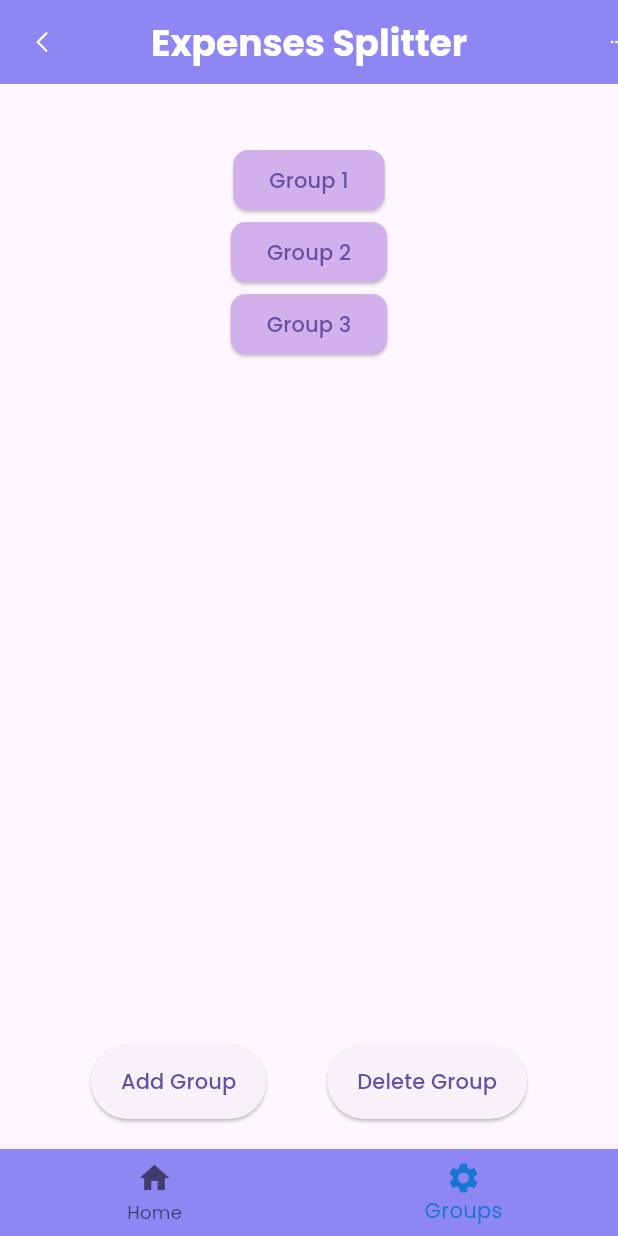
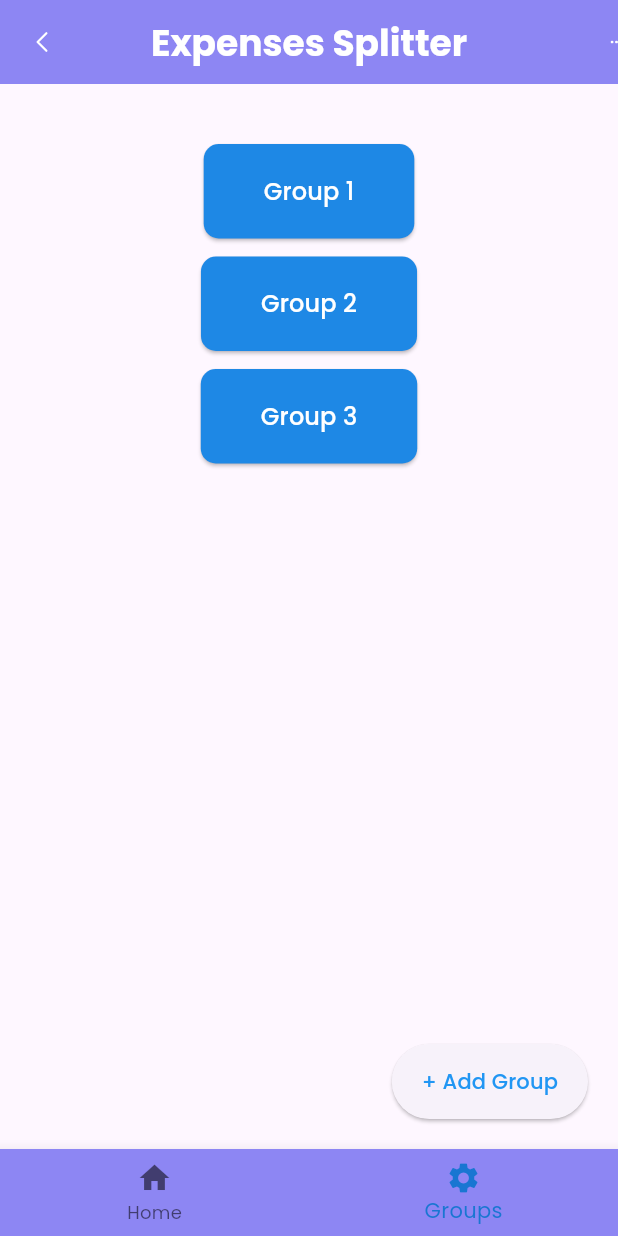
Before and after one commit to mandra822/PIMProject, a Flutter app: the screen it shows after launch, on a phone screen of 412 x 824 dp. Run offline on Flutter 3.47's test engine with Material 3 defaults, Android fonts, the light colour scheme and no system bars; our stand-ins replace flutter_svg.

Commit message:
Group view fixes

```diff
--- a/expences_spliter/lib/pages/home.dart
+++ b/expences_spliter/lib/pages/home.dart
@@ -10,74 +10,118 @@ class HomePage extends StatefulWidget {
 
 class _HomePageState extends State<HomePage> {
   int _selectedIndex = 1;
-  static List<Widget> _widgetOptions = <Widget> [
-    Text(
+  static final List<Widget> _widgetOptions = <Widget> [
+
+    const Text(
       'Home Page'
     ),
+
     Column(
         mainAxisAlignment: MainAxisAlignment.spaceBetween, // Rozdziela elementy
         children: [
+
           Column(
             children: [
+
               const SizedBox(height: 40),
+
               ElevatedButton(
                 onPressed: () {},
-                child: const Text('Group 1'),
                 style: ElevatedButton.styleFrom(
                   shape: RoundedRectangleBorder(
                     borderRadius: BorderRadius.circular(10),
                   ),
-                  backgroundColor: const Color.fromARGB(255, 210, 176, 236),
+                  backgroundColor: Colors.blue[600],
+                  padding: const EdgeInsets.symmetric(horizontal: 40, vertical: 20)
+                ),
+                child: const Text(
+                  'Group 1',
+                  style: TextStyle(
+                    color: Colors.white,
+                    fontSize: 16
+                  ),
                 ),
               ),
+
+              const SizedBox(height: 12),
+
               ElevatedButton(
                 onPressed: () {},
-                child: const Text('Group 2'),
                 style: ElevatedButton.styleFrom(
                   shape: RoundedRectangleBorder(
                     borderRadius: BorderRadius.circular(10),
                   ),
-                  backgroundColor: const Color.fromARGB(255, 210, 176, 236),
+                  backgroundColor: Colors.blue[600],
+                  padding: const EdgeInsets.symmetric(horizontal: 40, vertical: 20)
+                ),
+                child: const Text(
+                  'Group 2',
+                  style: TextStyle(
+                    color: Colors.white,
+                    fontSize: 16
+                  ),
                 ),
               ),
+
+              const SizedBox(height: 12),
+
               ElevatedButton(
                 onPressed: () {},
-                child: const Text('Group 3'),
                 style: ElevatedButton.styleFrom(
                   shape: RoundedRectangleBorder(
                     borderRadius: BorderRadius.circular(10),
                   ),
-                  backgroundColor: const Color.fromARGB(255, 210, 176, 236),
+                  backgroundColor: Colors.blue[600],
+                  padding: const EdgeInsets.symmetric(horizontal: 40, vertical: 20)
+                ),
+                child: const Text(
+                  'Group 3',
+                  style: TextStyle(
+                    color: Colors.white,
+                    fontSize: 16
+                  ),
                 ),
               ),
+
             ],
           ),
+
           Padding(
             padding: const EdgeInsets.all(20.0),
             child: Row(
-              mainAxisAlignment: MainAxisAlignment.spaceEvenly,
+              mainAxisAlignment: MainAxisAlignment.end,
               children: [
+
                 ElevatedButton(
                   onPressed: () {},
-                  child: const Text('Add Group'),
                   style: ElevatedButton.styleFrom(
                     padding: const EdgeInsets.symmetric(
                         horizontal: 20, vertical: 15),
                   ),
-                ),
-                ElevatedButton(
-                  onPressed: () {},
-                  child: const Text('Delete Group'),
-                  style: ElevatedButton.styleFrom(
-                    padding: const EdgeInsets.symmetric(
-                        horizontal: 20, vertical: 15),
+                  child: const Text(
+                    '+ Add Group',
+                    style: TextStyle(
+                      color: Colors.blue,
+                    )
                   ),
-                ),
+                )
+
+                // ElevatedButton(
+                //   onPressed: () {},
+                //   child: const Text('Delete Group'),
+                //   style: ElevatedButton.styleFrom(
+                //     padding: const EdgeInsets.symmetric(
+                //         horizontal: 20, vertical: 15),
+                //   ),
+                // ),
+
               ],
             ),
           ),
+
         ],
       )
+
   ];
 
   void _onItemTapped(int index) {
@@ -154,11 +198,15 @@ class _HomePageState extends State<HomePage> {
     return BottomNavigationBar(
       items: const <BottomNavigationBarItem> [
         BottomNavigationBarItem(
-          icon: Icon(Icons.home),
+          icon: Icon(
+            Icons.home
+            ),
           label: 'Home',
         ),
         BottomNavigationBarItem(
-          icon: Icon(Icons.settings),
+          icon: Icon(
+            Icons.settings
+            ),
           label: 'Groups'
         )
       ],
--- a/expences_spliter/lib/pages/loginPage.dart
+++ b/expences_spliter/lib/pages/loginPage.dart
@@ -79,7 +79,7 @@ class LoginPage extends StatelessWidget {
                         child: const Text(
                           'CANCEL',
                           style: TextStyle(
-                            color: Colors.black
+                            color: Colors.blue,
                           )
                         )
                       ),
@@ -98,7 +98,7 @@ class LoginPage extends StatelessWidget {
                         child: const Text(
                           'LOG IN',
                           style: TextStyle(
-                            color: Colors.black
+                            color: Colors.blue,
                           )
                         )
                       )
```
